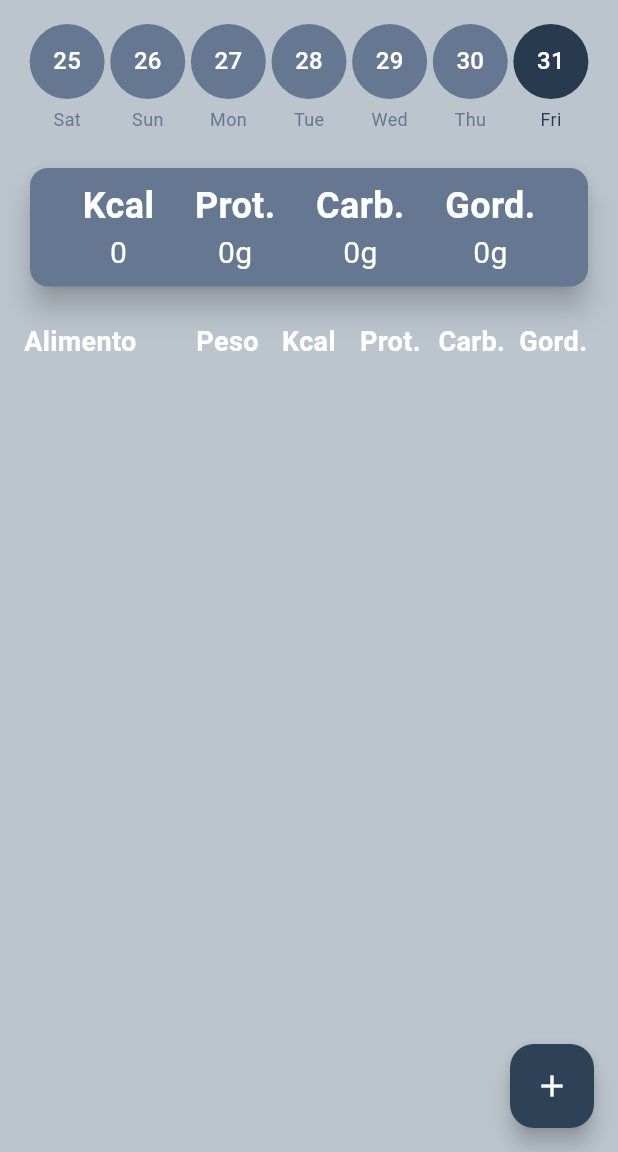
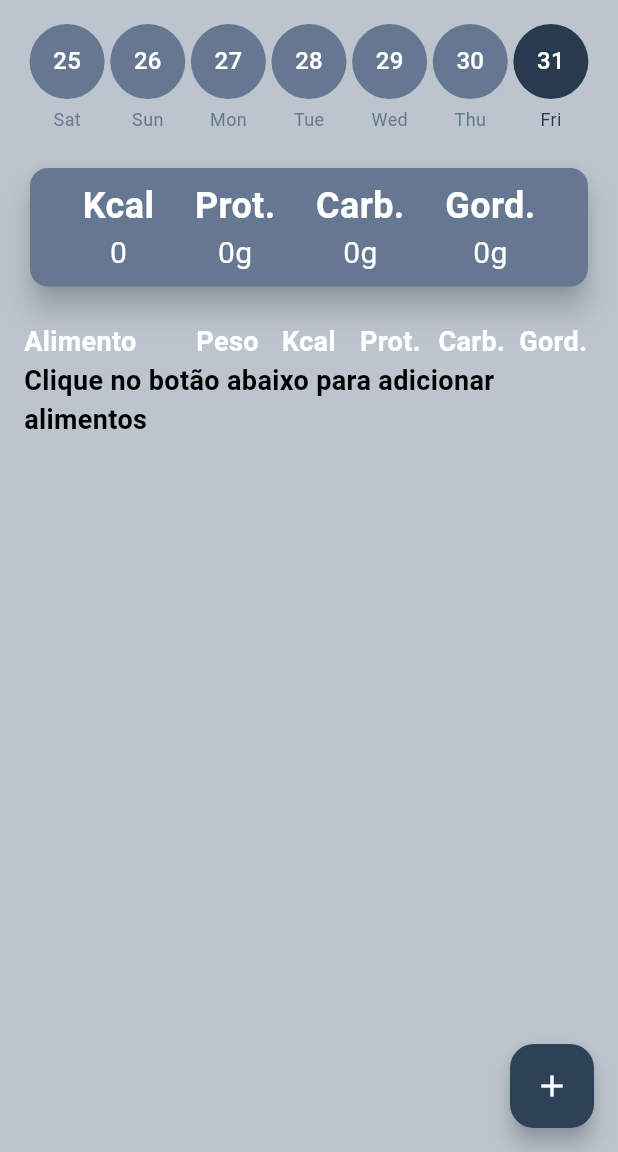
Before and after one commit to felipebraga7/diet_app, a Flutter app: the screen it shows after launch, on a phone screen of 412 x 824 dp, the part 84-1236 px from its top. Run offline on Flutter 3.47's test engine with Material 3 defaults, Android fonts, the phone set to English and light mode, and no system bars; our stand-ins replace get, hive, hive_flutter; accounts and stored records are empty.

Commit message:
chore(diet-list): handle empty list WIP

```diff
--- a/lib/widgets/diet_list.dart
+++ b/lib/widgets/diet_list.dart
@@ -51,6 +51,14 @@ class _DietListState extends State<DietList> {
               ],
             ),
           ),
+          if (filteredFoods.isEmpty)
+            Center( //formatar texto de uma maneira melhor
+              child: Text(
+                'Clique no botão abaixo para adicionar alimentos',
+                style: TextStyle(fontWeight: FontWeight.bold, fontSize: 18, color: Colors.black),
+              ),
+            )
+          else
           Expanded(
             child: ListView.builder(
               itemCount: filteredFoods.length,
```
